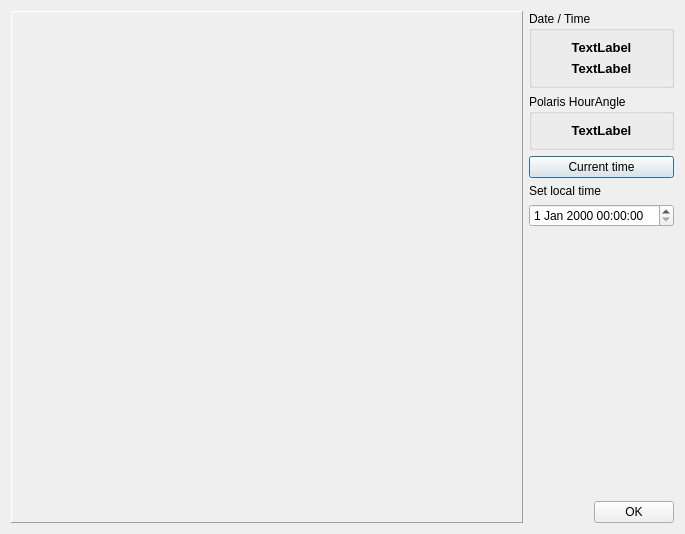
Above: cpolarishourangle.ui from PavelMr/skytechx before the change. Below: the same form after it.
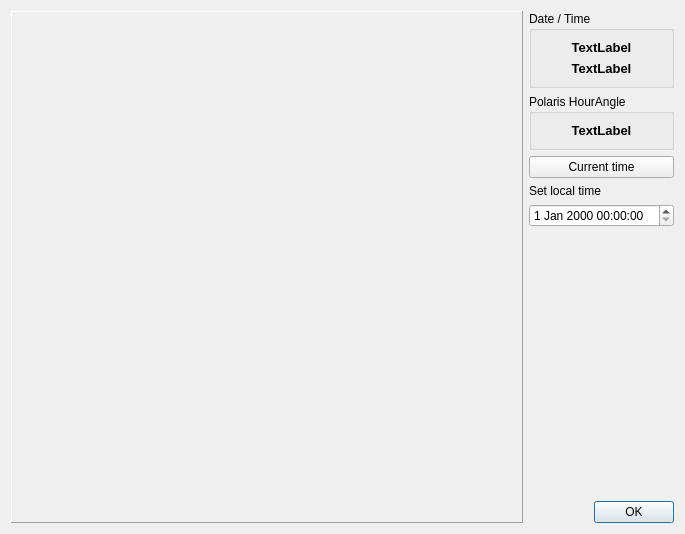
That is the form after the change.

The edit to the form file:
```diff
--- a/cpolarishourangle.ui
+++ b/cpolarishourangle.ui
@@ -174,6 +174,9 @@
            <property name="text">
             <string>OK</string>
            </property>
+           <property name="default">
+            <bool>true</bool>
+           </property>
           </widget>
          </item>
         </layout>
```
